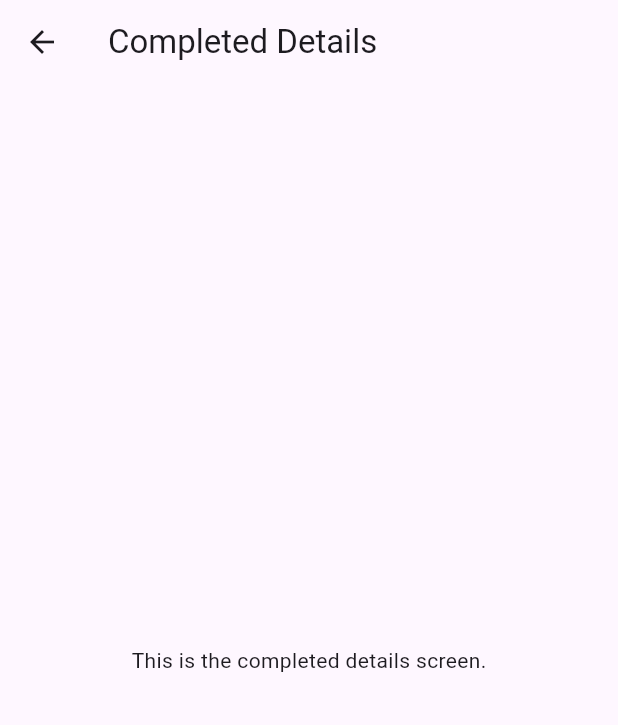
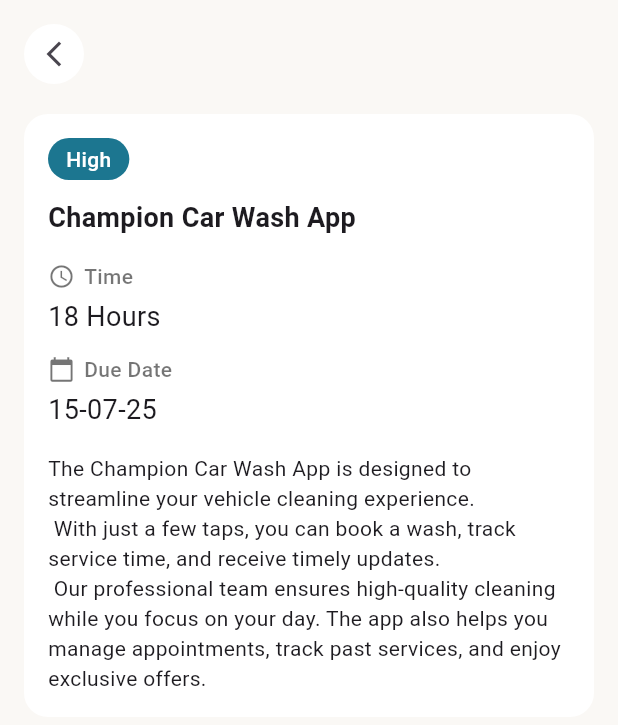
Before and after one commit to teambackoffice/tbo_app, a Flutter app: the CompletedDetails screen opened directly, on a phone screen of 412 x 824 dp. Shown: the top 725 px of the screen. Run offline on Flutter 3.47's test engine with Material 3 defaults, Android fonts, the light colour scheme and no system bars; our stand-ins replace fl_chart; network calls fail.

Commit message:
Employee completed details page

```diff
--- a/lib/view/employee/task_page/completed/completed_details.dart
+++ b/lib/view/employee/task_page/completed/completed_details.dart
@@ -6,8 +6,128 @@
   @override
   Widget build(BuildContext context) {
     return Scaffold(
-      appBar: AppBar(title: Text('Completed Details')),
-      body: Center(child: Text('This is the completed details screen.')),
+      backgroundColor: const Color(0xFFFAF8F5), // light cream background
+      body: SafeArea(
+        child: Padding(
+          padding: const EdgeInsets.all(16),
+          child: Column(
+            crossAxisAlignment: CrossAxisAlignment.start,
+            children: [
+              // Back Button
+              Container(
+                height: 40,
+                width: 40,
+                decoration: const BoxDecoration(
+                  color: Colors.white,
+                  shape: BoxShape.circle,
+                ),
+                child: IconButton(
+                  icon: const Icon(Icons.arrow_back_ios_new),
+                  iconSize: 20,
+                  onPressed: () {
+                    Navigator.pop(context);
+                  },
+                ),
+              ),
+              const SizedBox(height: 20),
+
+              // Card
+              Container(
+                width: double.infinity,
+                padding: const EdgeInsets.all(16),
+                decoration: BoxDecoration(
+                  color: Colors.white,
+                  borderRadius: BorderRadius.circular(16),
+                ),
+                child: Column(
+                  crossAxisAlignment: CrossAxisAlignment.start,
+                  children: [
+                    // Priority Chip
+                    Container(
+                      padding: const EdgeInsets.symmetric(
+                        horizontal: 12,
+                        vertical: 4,
+                      ),
+                      decoration: BoxDecoration(
+                        color: const Color(0xFF1C7690),
+                        borderRadius: BorderRadius.circular(20),
+                      ),
+                      child: const Text(
+                        "High",
+                        style: TextStyle(
+                          color: Colors.white,
+                          fontWeight: FontWeight.w500,
+                        ),
+                      ),
+                    ),
+                    const SizedBox(height: 12),
+
+                    // Title
+                    const Text(
+                      "Champion Car Wash App",
+                      style: TextStyle(
+                        fontSize: 18,
+                        fontWeight: FontWeight.bold,
+                      ),
+                    ),
+                    const SizedBox(height: 16),
+
+                    // Time
+                    Row(
+                      children: const [
+                        Icon(
+                          Icons.access_time,
+                          size: 18,
+                          color: Colors.black54,
+                        ),
+                        SizedBox(width: 6),
+                        Text(
+                          "Time",
+                          style: TextStyle(
+                            fontWeight: FontWeight.w500,
+                            color: Colors.black54,
+                          ),
+                        ),
+                      ],
+                    ),
+                    const SizedBox(height: 4),
+                    const Text("18 Hours", style: TextStyle(fontSize: 18)),
+                    const SizedBox(height: 12),
+
+                    // Due Date
+                    Row(
+                      children: const [
+                        Icon(
+                          Icons.calendar_today,
+                          size: 18,
+                          color: Colors.black54,
+                        ),
+                        SizedBox(width: 6),
+                        Text(
+                          "Due Date",
+                          style: TextStyle(
+                            fontWeight: FontWeight.w500,
+                            color: Colors.black54,
+                          ),
+                        ),
+                      ],
+                    ),
+                    const SizedBox(height: 4),
+                    const Text("15-07-25", style: TextStyle(fontSize: 18)),
+                    const SizedBox(height: 16),
+
+                    // Description
+                    const Text(
+                      "The Champion Car Wash App is designed to streamline your vehicle cleaning experience.\n With just a few taps, you can book a wash, track service time, and receive timely updates.\n Our professional team ensures high-quality cleaning while you focus on your day. The app also helps you manage appointments, track past services, and enjoy exclusive offers.",
+                      style: TextStyle(fontSize: 14, height: 1.4),
+                    ),
+                  ],
+                ),
+              ),
+            ],
+          ),
+        ),
+      ),
     );
   }
 }
```
